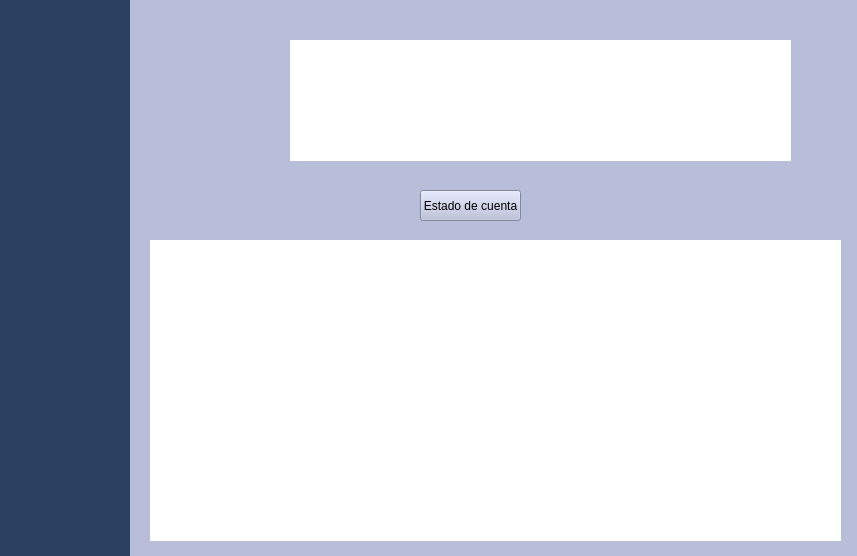
FernandoHS-0/ProyectoIS2, file cliente.ui: the form before one commit.
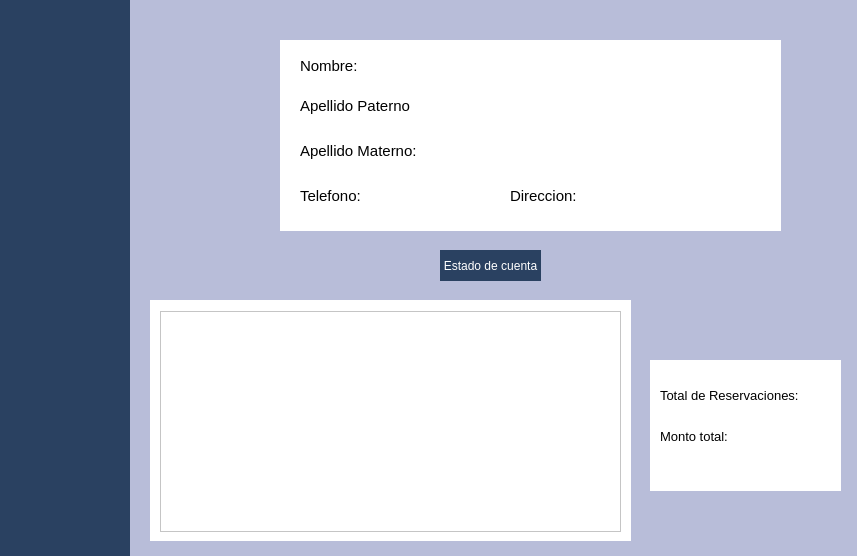
The form after the commit. Icons and pictures are not drawn.

Patch:
```diff
--- a/cliente.ui
+++ b/cliente.ui
@@ -676,53 +676,337 @@
      <property name="geometry">
       <rect>
        <x>20</x>
-       <y>240</y>
-       <width>691</width>
-       <height>301</height>
+       <y>300</y>
+       <width>481</width>
+       <height>241</height>
       </rect>
      </property>
      <property name="styleSheet">
       <string notr="true">background-color: rgb(255, 255, 255);</string>
      </property>
+     <widget class="QTableWidget" name="Reservas">
+      <property name="geometry">
+       <rect>
+        <x>10</x>
+        <y>11</y>
+        <width>461</width>
+        <height>221</height>
+       </rect>
+      </property>
+     </widget>
     </widget>
     <widget class="QPushButton" name="pushButton_3">
      <property name="geometry">
       <rect>
-       <x>290</x>
-       <y>190</y>
+       <x>310</x>
+       <y>250</y>
        <width>101</width>
        <height>31</height>
       </rect>
      </property>
+     <property name="styleSheet">
+      <string notr="true">QPushButton{
+	background-color: #2A4161;
+	color: white;
+	font: 10pt &quot;Corbel&quot;;
+	border: none;
+}
+
+QPushButton:Hover{
+	background-color: #C2C9F2;
+}</string>
+     </property>
      <property name="text">
       <string>Estado de cuenta</string>
      </property>
     </widget>
-    <widget class="QLabel" name="label_8">
-     <property name="geometry">
-      <rect>
-       <x>200</x>
-       <y>50</y>
-       <width>131</width>
-       <height>31</height>
-      </rect>
-     </property>
-     <property name="text">
-      <string/>
-     </property>
-    </widget>
     <widget class="QWidget" name="widget_7" native="true">
      <property name="geometry">
       <rect>
-       <x>160</x>
+       <x>150</x>
        <y>40</y>
        <width>501</width>
-       <height>121</height>
+       <height>191</height>
       </rect>
      </property>
      <property name="styleSheet">
       <string notr="true">background-color: rgb(255, 255, 255);</string>
      </property>
+     <widget class="QLabel" name="LabelNombre">
+      <property name="geometry">
+       <rect>
+        <x>90</x>
+        <y>10</y>
+        <width>191</width>
+        <height>31</height>
+       </rect>
+      </property>
+      <property name="font">
+       <font>
+        <pointsize>12</pointsize>
+        <weight>75</weight>
+        <bold>true</bold>
+       </font>
+      </property>
+      <property name="text">
+       <string/>
+      </property>
+     </widget>
+     <widget class="QLabel" name="ApellidoP">
+      <property name="geometry">
+       <rect>
+        <x>140</x>
+        <y>50</y>
+        <width>161</width>
+        <height>31</height>
+       </rect>
+      </property>
+      <property name="font">
+       <font>
+        <pointsize>12</pointsize>
+        <weight>75</weight>
+        <bold>true</bold>
+       </font>
+      </property>
+      <property name="text">
+       <string/>
+      </property>
+     </widget>
+     <widget class="QLabel" name="ApellidoM">
+      <property name="geometry">
+       <rect>
+        <x>150</x>
+        <y>100</y>
+        <width>121</width>
+        <height>21</height>
+       </rect>
+      </property>
+      <property name="font">
+       <font>
+        <pointsize>12</pointsize>
+        <weight>75</weight>
+        <bold>true</bold>
+       </font>
+      </property>
+      <property name="text">
+       <string/>
+      </property>
+     </widget>
+     <widget class="QLabel" name="label_9">
+      <property name="geometry">
+       <rect>
+        <x>20</x>
+        <y>10</y>
+        <width>71</width>
+        <height>31</height>
+       </rect>
+      </property>
+      <property name="font">
+       <font>
+        <pointsize>11</pointsize>
+       </font>
+      </property>
+      <property name="text">
+       <string>Nombre:</string>
+      </property>
+     </widget>
+     <widget class="QLabel" name="label_10">
+      <property name="geometry">
+       <rect>
+        <x>20</x>
+        <y>50</y>
+        <width>111</width>
+        <height>31</height>
+       </rect>
+      </property>
+      <property name="font">
+       <font>
+        <pointsize>11</pointsize>
+       </font>
+      </property>
+      <property name="text">
+       <string>Apellido Paterno:</string>
+      </property>
+     </widget>
+     <widget class="QLabel" name="label_11">
+      <property name="geometry">
+       <rect>
+        <x>20</x>
+        <y>100</y>
+        <width>121</width>
+        <height>21</height>
+       </rect>
+      </property>
+      <property name="font">
+       <font>
+        <pointsize>11</pointsize>
+       </font>
+      </property>
+      <property name="text">
+       <string>Apellido Materno:</string>
+      </property>
+     </widget>
+     <widget class="QLabel" name="label_12">
+      <property name="geometry">
+       <rect>
+        <x>20</x>
+        <y>140</y>
+        <width>71</width>
+        <height>31</height>
+       </rect>
+      </property>
+      <property name="font">
+       <font>
+        <pointsize>11</pointsize>
+       </font>
+      </property>
+      <property name="text">
+       <string>Telefono:</string>
+      </property>
+     </widget>
+     <widget class="QLabel" name="Telefono">
+      <property name="geometry">
+       <rect>
+        <x>100</x>
+        <y>140</y>
+        <width>71</width>
+        <height>31</height>
+       </rect>
+      </property>
+      <property name="font">
+       <font>
+        <pointsize>10</pointsize>
+        <weight>75</weight>
+        <bold>true</bold>
+       </font>
+      </property>
+      <property name="text">
+       <string/>
+      </property>
+     </widget>
+     <widget class="QLabel" name="label_17">
+      <property name="geometry">
+       <rect>
+        <x>230</x>
+        <y>140</y>
+        <width>81</width>
+        <height>31</height>
+       </rect>
+      </property>
+      <property name="font">
+       <font>
+        <pointsize>11</pointsize>
+       </font>
+      </property>
+      <property name="text">
+       <string>Direccion:</string>
+      </property>
+     </widget>
+     <widget class="QLabel" name="Direccion">
+      <property name="geometry">
+       <rect>
+        <x>310</x>
+        <y>140</y>
+        <width>91</width>
+        <height>31</height>
+       </rect>
+      </property>
+      <property name="font">
+       <font>
+        <pointsize>10</pointsize>
+        <weight>75</weight>
+        <bold>true</bold>
+       </font>
+      </property>
+      <property name="text">
+       <string/>
+      </property>
+     </widget>
+    </widget>
+    <widget class="QWidget" name="InformacionAdicional" native="true">
+     <property name="geometry">
+      <rect>
+       <x>520</x>
+       <y>360</y>
+       <width>191</width>
+       <height>131</height>
+      </rect>
+     </property>
+     <property name="styleSheet">
+      <string notr="true">background-color: rgb(255, 255, 255);</string>
+     </property>
+     <widget class="QLabel" name="label_8">
+      <property name="geometry">
+       <rect>
+        <x>10</x>
+        <y>25</y>
+        <width>141</width>
+        <height>21</height>
+       </rect>
+      </property>
+      <property name="font">
+       <font>
+        <pointsize>10</pointsize>
+       </font>
+      </property>
+      <property name="text">
+       <string>Total de Reservaciones:</string>
+      </property>
+     </widget>
+     <widget class="QLabel" name="label_18">
+      <property name="geometry">
+       <rect>
+        <x>10</x>
+        <y>66</y>
+        <width>81</width>
+        <height>20</height>
+       </rect>
+      </property>
+      <property name="font">
+       <font>
+        <pointsize>10</pointsize>
+       </font>
+      </property>
+      <property name="text">
+       <string>Monto total:</string>
+      </property>
+     </widget>
+     <widget class="QLabel" name="totalReservaciones">
+      <property name="geometry">
+       <rect>
+        <x>150</x>
+        <y>10</y>
+        <width>41</width>
+        <height>51</height>
+       </rect>
+      </property>
+      <property name="font">
+       <font>
+        <pointsize>10</pointsize>
+       </font>
+      </property>
+      <property name="text">
+       <string/>
+      </property>
+     </widget>
+     <widget class="QLabel" name="MontoTotal">
+      <property name="geometry">
+       <rect>
+        <x>90</x>
+        <y>60</y>
+        <width>71</width>
+        <height>31</height>
+       </rect>
+      </property>
+      <property name="font">
+       <font>
+        <pointsize>10</pointsize>
+       </font>
+      </property>
+      <property name="text">
+       <string/>
+      </property>
+     </widget>
     </widget>
    </widget>
   </widget>
```
Left out of the diff: 4 changed lines with no effect on the pictures.
